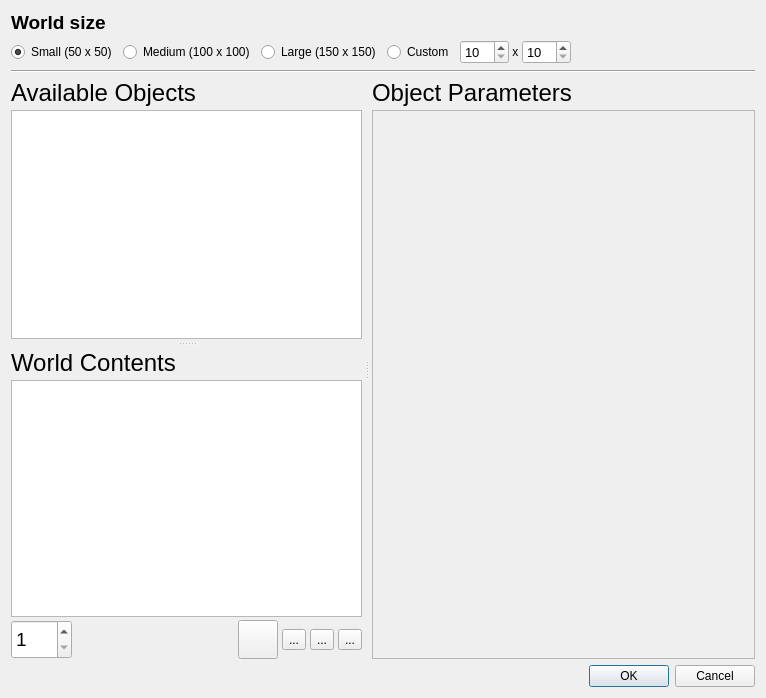
Above: gui/newworld.ui from taliesinb/floatworld before the change. Below: the same form after it.
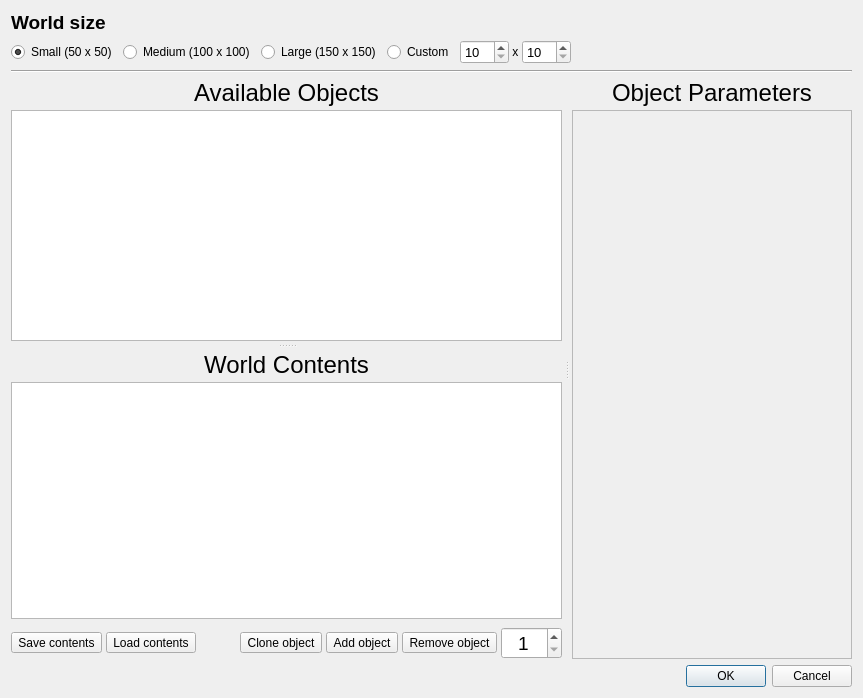
That is the form after the change. Icons and pictures are not drawn.

Commit message: Tweaks to new world dialog, added save and load buttons.

```diff
--- a/gui/newworld.ui
+++ b/gui/newworld.ui
@@ -156,6 +156,12 @@
         <number>10</number>
        </property>
        <widget class="QSplitter" name="splitter">
+        <property name="sizePolicy">
+         <sizepolicy hsizetype="Preferred" vsizetype="Expanding">
+          <horstretch>0</horstretch>
+          <verstretch>2</verstretch>
+         </sizepolicy>
+        </property>
         <property name="orientation">
          <enum>Qt::Vertical</enum>
         </property>
@@ -180,15 +186,33 @@
             <property name="text">
              <string>Available Objects</string>
             </property>
+            <property name="alignment">
+             <set>Qt::AlignCenter</set>
+            </property>
            </widget>
           </item>
           <item>
            <widget class="QListWidget" name="prototypeList">
+            <property name="sizePolicy">
+             <sizepolicy hsizetype="Expanding" vsizetype="Expanding">
+              <horstretch>0</horstretch>
+              <verstretch>0</verstretch>
+             </sizepolicy>
+            </property>
             <property name="font">
              <font>
               <pointsize>14</pointsize>
              </font>
             </property>
+            <property name="dragDropMode">
+             <enum>QAbstractItemView::NoDragDrop</enum>
+            </property>
+            <property name="resizeMode">
+             <enum>QListView::Fixed</enum>
+            </property>
+            <property name="viewMode">
+             <enum>QListView::ListMode</enum>
+            </property>
            </widget>
           </item>
          </layout>
@@ -211,6 +235,9 @@
             <property name="text">
              <string>World Contents</string>
             </property>
+            <property name="alignment">
+             <set>Qt::AlignCenter</set>
+            </property>
            </widget>
           </item>
           <item>
@@ -230,30 +257,40 @@
             <property name="spacing">
              <number>4</number>
             </property>
+            <property name="topMargin">
+             <number>5</number>
+            </property>
             <item>
-             <widget class="QSpinBox" name="numberBox">
-              <property name="sizePolicy">
-               <sizepolicy hsizetype="Minimum" vsizetype="Minimum">
-                <horstretch>0</horstretch>
-                <verstretch>0</verstretch>
-               </sizepolicy>
+             <widget class="QToolButton" name="saveTemplate">
+              <property name="text">
+               <string>Save contents</string>
               </property>
-              <property name="minimumSize">
+              <property name="icon">
+               <iconset resource="floatworld.qrc">
+                <normaloff>:/icons/save.png</normaloff>:/icons/save.png</iconset>
+              </property>
+              <property name="iconSize">
                <size>
-                <width>0</width>
-                <height>25</height>
+                <width>32</width>
+                <height>32</height>
                </size>
               </property>
-              <property name="font">
-               <font>
-                <pointsize>14</pointsize>
-               </font>
+             </widget>
+            </item>
+            <item>
+             <widget class="QToolButton" name="loadTemplate">
+              <property name="text">
+               <string>Load contents</string>
               </property>
-              <property name="minimum">
-               <number>1</number>
+              <property name="icon">
+               <iconset resource="floatworld.qrc">
+                <normaloff>:/icons/open.png</normaloff>:/icons/open.png</iconset>
               </property>
-              <property name="maximum">
-               <number>200</number>
+              <property name="iconSize">
+               <size>
+                <width>32</width>
+                <height>32</height>
+               </size>
               </property>
              </widget>
             </item>
@@ -276,7 +313,7 @@
             <item>
              <widget class="QToolButton" name="copyObject">
               <property name="text">
-               <string/>
+               <string>Clone object</string>
               </property>
               <property name="icon">
                <iconset resource="floatworld.qrc">
@@ -293,7 +330,7 @@
             <item>
              <widget class="QToolButton" name="addObject">
               <property name="text">
-               <string>...</string>
+               <string>Add object</string>
               </property>
               <property name="icon">
                <iconset resource="floatworld.qrc">
@@ -310,7 +347,7 @@
             <item>
              <widget class="QToolButton" name="removeObject">
               <property name="text">
-               <string>...</string>
+               <string>Remove object</string>
               </property>
               <property name="icon">
                <iconset resource="floatworld.qrc">
@@ -325,20 +362,33 @@
              </widget>
             </item>
             <item>
-             <widget class="QToolButton" name="toolButton">
-              <property name="text">
-               <string>...</string>
+             <widget class="QSpinBox" name="numberBox">
+              <property name="sizePolicy">
+               <sizepolicy hsizetype="Minimum" vsizetype="Minimum">
+                <horstretch>0</horstretch>
+                <verstretch>0</verstretch>
+               </sizepolicy>
               </property>
-              <property name="icon">
-               <iconset resource="floatworld.qrc">
-                <normaloff>:/icons/open.png</normaloff>:/icons/open.png</iconset>
-              </property>
-              <property name="iconSize">
+              <property name="minimumSize">
                <size>
-                <width>32</width>
-                <height>32</height>
+                <width>0</width>
+                <height>25</height>
                </size>
               </property>
+              <property name="font">
+               <font>
+                <pointsize>14</pointsize>
+               </font>
+              </property>
+              <property name="alignment">
+               <set>Qt::AlignCenter</set>
+              </property>
+              <property name="minimum">
+               <number>1</number>
+              </property>
+              <property name="maximum">
+               <number>200</number>
+              </property>
              </widget>
             </item>
            </layout>
@@ -373,6 +423,9 @@
            <property name="text">
             <string>Object Parameters</string>
            </property>
+           <property name="alignment">
+            <set>Qt::AlignCenter</set>
+           </property>
           </widget>
          </item>
          <item>
```
Left out of the diff: 34 changed lines with no effect on the pictures. The commit also changes 1 other file.
